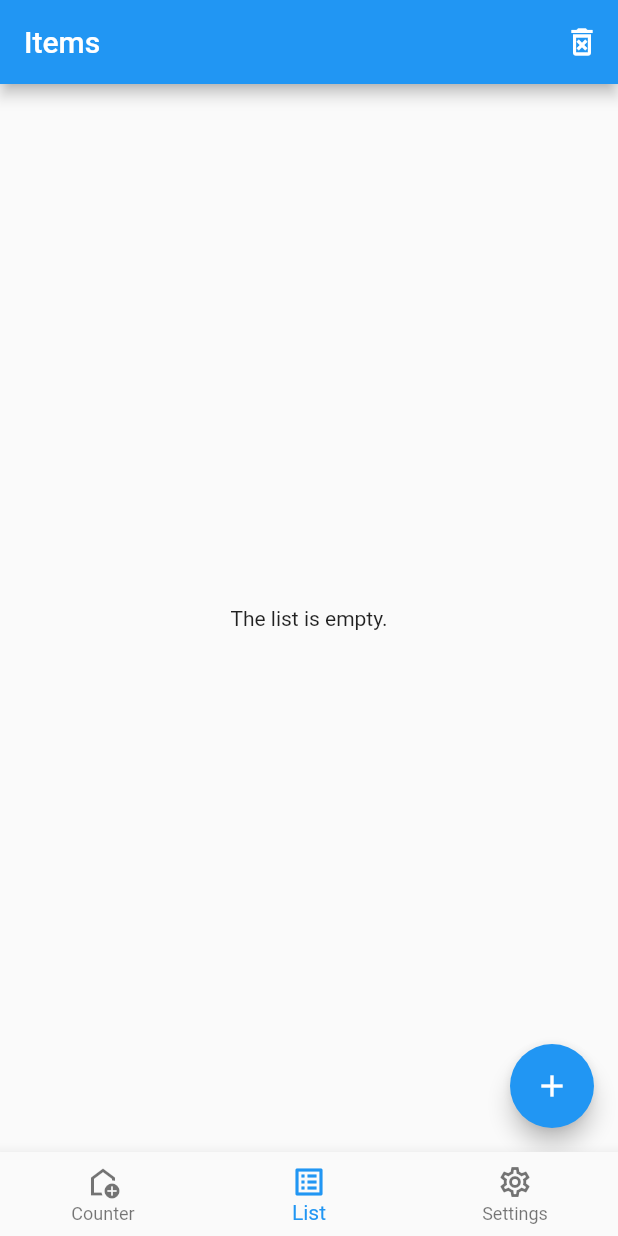
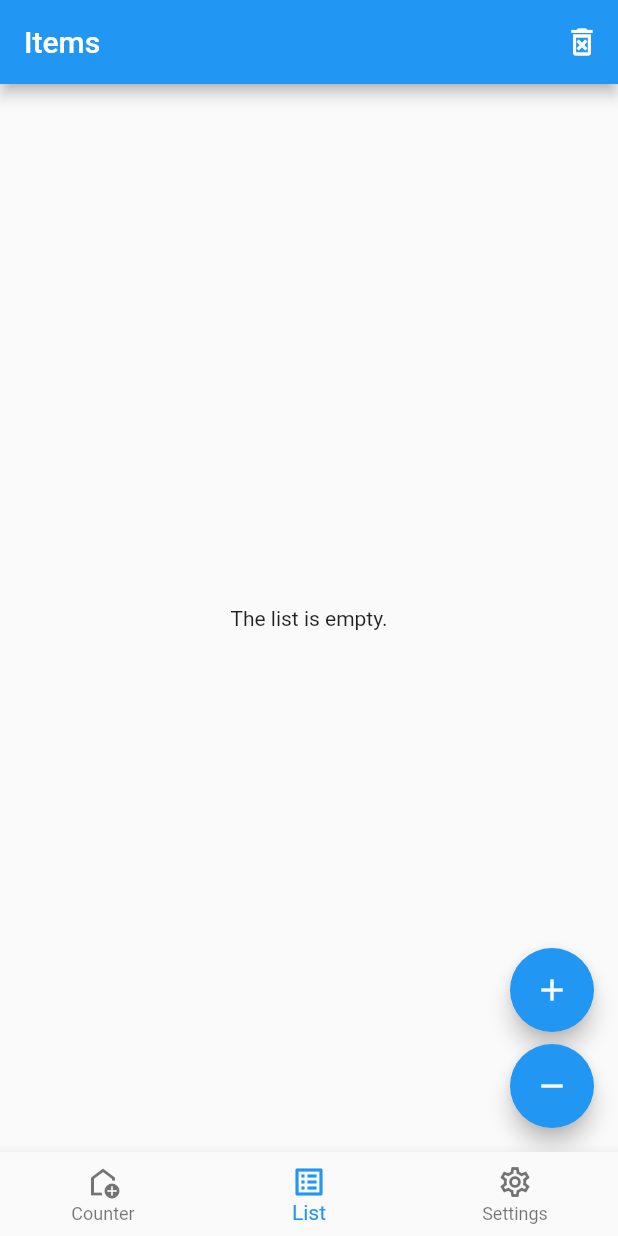
Before and after one commit to william-franco/app-value-notifier, a Flutter app: the screen it shows after launch, item 2 of the bottom bar chosen, on a phone screen of 412 x 824 dp. Run offline on Flutter 3.47's test engine with Material 2 defaults, Android fonts, the phone set to English and light mode, and no system bars.

Commit message:
add screenshots

```diff
--- a/lib/main.dart
+++ b/lib/main.dart
@@ -16,7 +16,7 @@ class MyApp extends StatelessWidget {
       valueListenable: themeNotifier,
       builder: (context, value, widget) {
         return MaterialApp(
-          title: 'Flutter',
+          title: 'App ValueNotifier',
           debugShowCheckedModeBanner: false,
           theme: ThemeData.light(),
           darkTheme: ThemeData.dark(),
--- a/lib/src/features/items/item_view.dart
+++ b/lib/src/features/items/item_view.dart
@@ -39,10 +39,22 @@ class ItemsView extends StatelessWidget {
           },
         ),
       ),
-      floatingActionButton: FloatingActionButton(
-        key: const Key('addItemToList'),
-        child: const Icon(Icons.add_outlined),
-        onPressed: () => itemsNotifier.addItemToList(),
+      floatingActionButton: Column(
+        mainAxisAlignment: MainAxisAlignment.end,
+        crossAxisAlignment: CrossAxisAlignment.end,
+        children: <Widget>[
+          FloatingActionButton(
+            key: const Key('addItemToList'),
+            child: const Icon(Icons.add_outlined),
+            onPressed: () => itemsNotifier.addItemToList(),
+          ),
+          const SizedBox(height: 8),
+          FloatingActionButton(
+            key: const Key('removeItemFromList'),
+            child: const Icon(Icons.remove_outlined),
+            onPressed: () => itemsNotifier.removeItemFromList(),
+          ),
+        ],
       ),
     );
   }
```
Also changed, not shown: 7 other files.
